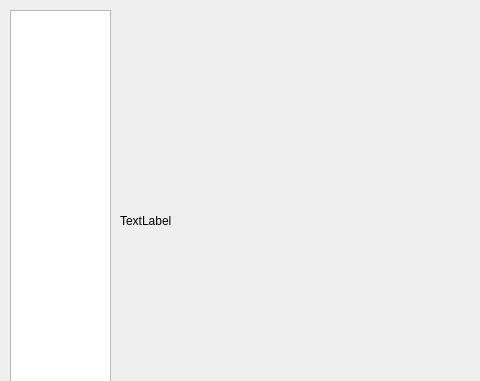
Old version of the form main_layout.ui in the repository PanJinquan/image_mark; both pictures show x 0 to 480 and y 0 to 381 of the 605 by 548 pixel window.
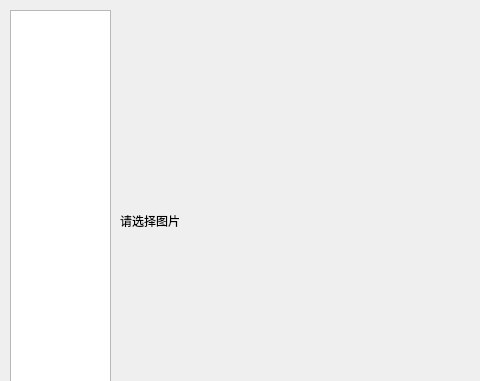
New version of the form.

Diff of the .ui file:
```diff
--- a/main_layout.ui
+++ b/main_layout.ui
@@ -23,7 +23,7 @@
     </rect>
    </property>
    <property name="text">
-    <string>TextLabel</string>
+    <string>请选择图片</string>
    </property>
   </widget>
   <widget class="QLabel" name="label_2">
```
